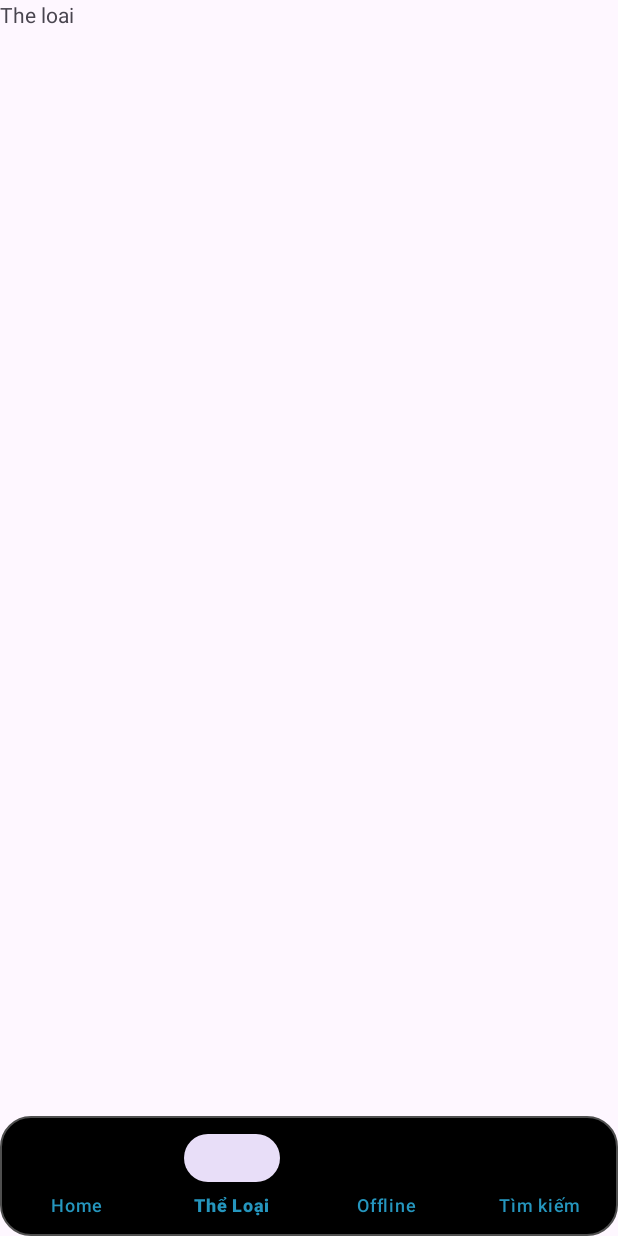
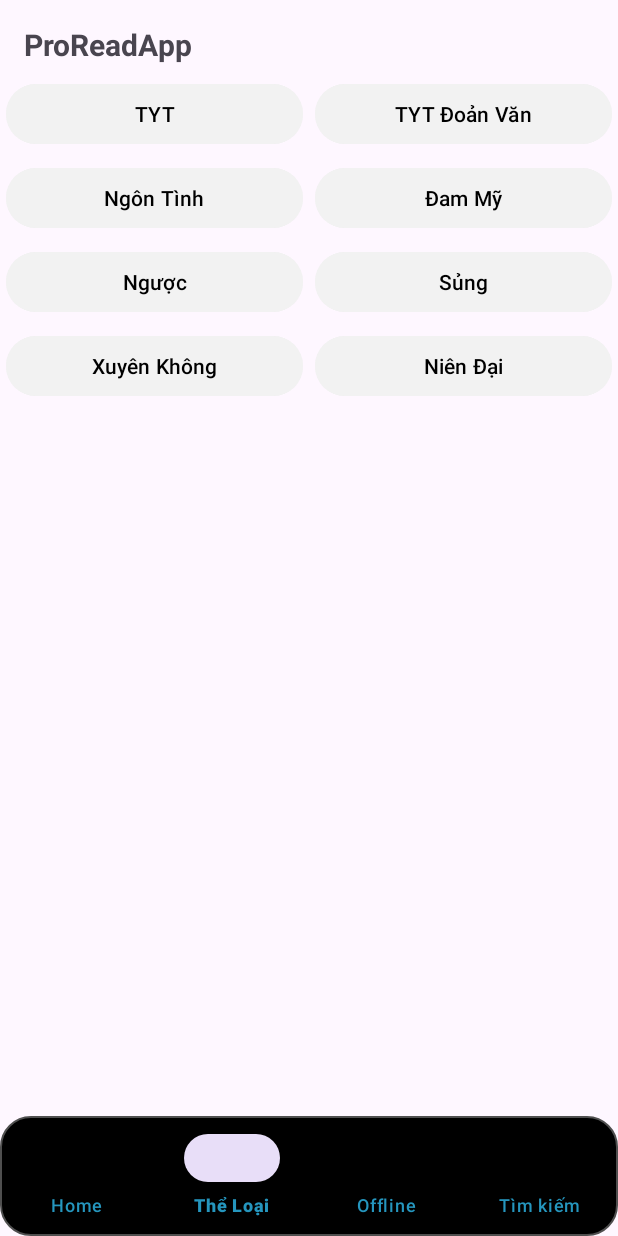
Before and after one commit to HandQ2212/ProReadApp, an Android app: the screen it shows after launch (MainActivity), item 2 of the bottom bar chosen, on a phone screen of 412 x 824 dp. Run offline under Robolectric (Android 15) with nearby library versions, the phone set to English and light mode, and no system bars.

Commit message:
demo: the loai fragment

```diff
--- a/App Mobile/app/src/main/res/layout/fragment_the_loai.xml
+++ b/App Mobile/app/src/main/res/layout/fragment_the_loai.xml
@@ -1,13 +1,105 @@
 <?xml version="1.0" encoding="utf-8"?>
-<LinearLayout xmlns:android="http://schemas.android.com/apk/res/android"
+<RelativeLayout xmlns:android="http://schemas.android.com/apk/res/android"
     android:layout_width="match_parent"
     android:layout_height="match_parent">
 
+    <!--Tiêu đề-->
+    <TextView
+        android:id="@+id/titleText"
+        android:text="ProReadApp"
+        android:textSize="20sp"
+        android:textStyle="bold"
+        android:layout_alignParentTop="true"
+        android:layout_margin="16dp"
+        android:layout_width="wrap_content"
+        android:layout_height="wrap_content" />
 
-    <TextView
-        android:id="@+id/textView"
-        android:layout_width="wrap_content"
-        android:layout_height="wrap_content"
-        android:layout_weight="1"
-        android:text="The loai" />
-</LinearLayout>
+    <ScrollView
+        android:layout_width="match_parent"
+        android:layout_height="707dp"
+        android:layout_below="@id/titleText"
+        android:layout_marginTop="-19dp">
+
+        <GridLayout
+            android:layout_width="match_parent"
+            android:layout_height="wrap_content"
+            android:layout_marginTop="8dp"
+            android:columnCount="2"
+            android:rowCount="4"
+            android:orientation="horizontal"
+            android:columnOrderPreserved="false">
+
+            <Button
+                android:text="TYT"
+                android:layout_margin="4dp"
+                android:backgroundTint="#F2F2F2"
+                android:textColor="#000000"
+                android:layout_width="0dp"
+                android:layout_height="wrap_content"
+                android:layout_columnWeight="1" />
+
+            <Button
+                android:text="TYT Đoản Văn"
+                android:layout_margin="4dp"
+                android:backgroundTint="#F2F2F2"
+                android:textColor="#000000"
+                android:layout_width="0dp"
+                android:layout_height="wrap_content"
+                android:layout_columnWeight="1" />
+
+            <Button
+                android:text="Ngôn Tình"
+                android:layout_margin="4dp"
+                android:backgroundTint="#F2F2F2"
+                android:textColor="#000000"
+                android:layout_width="0dp"
+                android:layout_height="wrap_content"
+                android:layout_columnWeight="1" />
+
+            <Button
+                android:text="Đam Mỹ"
+                android:layout_margin="4dp"
+                android:backgroundTint="#F2F2F2"
+                android:textColor="#000000"
+                android:layout_width="0dp"
+                android:layout_height="wrap_content"
+                android:layout_columnWeight="1" />
+
+            <Button
+                android:text="Ngược"
+                android:layout_margin="4dp"
+                android:backgroundTint="#F2F2F2"
+                android:textColor="#000000"
+                android:layout_width="0dp"
+                android:layout_height="wrap_content"
+                android:layout_columnWeight="1" />
+
+            <Button
+                android:text="Sủng"
+                android:layout_margin="4dp"
+                android:backgroundTint="#F2F2F2"
+                android:textColor="#000000"
+                android:layout_width="0dp"
+                android:layout_height="wrap_content"
+                android:layout_columnWeight="1" />
+
+            <Button
+                android:text="Xuyên Không"
+                android:layout_margin="4dp"
+                android:backgroundTint="#F2F2F2"
+                android:textColor="#000000"
+                android:layout_width="0dp"
+                android:layout_height="wrap_content"
+                android:layout_columnWeight="1" />
+
+            <Button
+                android:text="Niên Đại"
+                android:layout_margin="4dp"
+                android:backgroundTint="#F2F2F2"
+                android:textColor="#000000"
+                android:layout_width="0dp"
+                android:layout_height="wrap_content"
+                android:layout_columnWeight="1" />
+        </GridLayout>
+    </ScrollView>
+</RelativeLayout>
```
